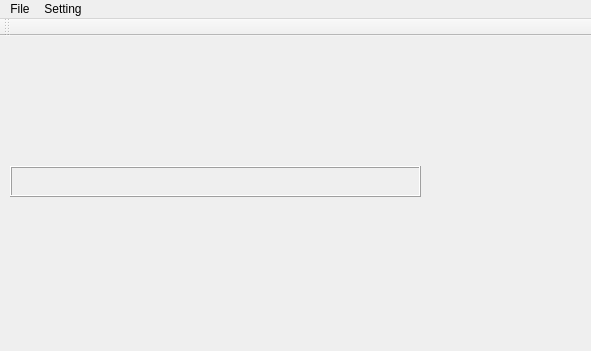
Before: the Qt Designer form QDicomVolumeRender/dicom_volume_render.ui in JiananHe/VTK-Demo, drawn with Qt 5; both pictures show x 0 to 591 and y 0 to 351 of the 1125 by 671 pixel window.
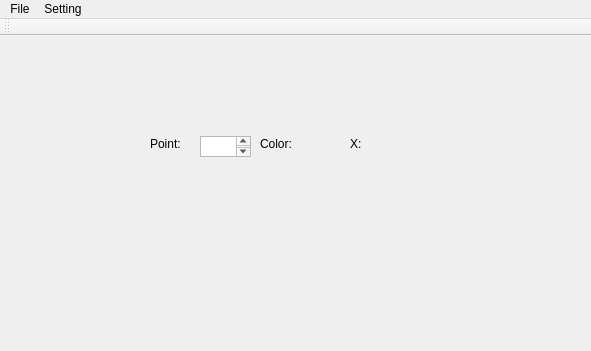
After: the same form once the commit is applied. Custom widgets are drawn as their Qt base class.

Commit message: visualize color tf

What changed in the file:
```diff
--- a/QDicomVolumeRender/dicom_volume_render.ui
+++ b/QDicomVolumeRender/dicom_volume_render.ui
@@ -35,12 +35,12 @@
      <rect>
       <x>10</x>
       <y>130</y>
-      <width>411</width>
-      <height>31</height>
+      <width>421</width>
+      <height>51</height>
      </rect>
     </property>
     <property name="frameShape">
-     <enum>QFrame::Box</enum>
+     <enum>QFrame::NoFrame</enum>
     </property>
     <property name="frameShadow">
      <enum>QFrame::Raised</enum>
@@ -50,9 +50,9 @@
     <property name="geometry">
      <rect>
       <x>10</x>
-      <y>170</y>
+      <y>190</y>
       <width>71</width>
-      <height>16</height>
+      <height>20</height>
      </rect>
     </property>
     <property name="text">
@@ -62,8 +62,90 @@
    <widget class="QLabel" name="max_gray_label">
     <property name="geometry">
      <rect>
-      <x>360</x>
-      <y>170</y>
+      <x>380</x>
+      <y>190</y>
+      <width>61</width>
+      <height>16</height>
+     </rect>
+    </property>
+    <property name="text">
+     <string/>
+    </property>
+   </widget>
+   <widget class="QLabel" name="label">
+    <property name="geometry">
+     <rect>
+      <x>150</x>
+      <y>100</y>
+      <width>51</width>
+      <height>16</height>
+     </rect>
+    </property>
+    <property name="text">
+     <string>Point:</string>
+    </property>
+   </widget>
+   <widget class="QTextEdit" name="color_bpIndex_label">
+    <property name="geometry">
+     <rect>
+      <x>200</x>
+      <y>100</y>
+      <width>51</width>
+      <height>21</height>
+     </rect>
+    </property>
+    <property name="html">
+     <string>&lt;!DOCTYPE HTML PUBLIC &quot;-//W3C//DTD HTML 4.0//EN&quot; &quot;http://www.w3.org/TR/REC-html40/strict.dtd&quot;&gt;
+&lt;html&gt;&lt;head&gt;&lt;meta name=&quot;qrichtext&quot; content=&quot;1&quot; /&gt;&lt;style type=&quot;text/css&quot;&gt;
+p, li { white-space: pre-wrap; }
+&lt;/style&gt;&lt;/head&gt;&lt;body style=&quot; font-family:'SimSun'; font-size:9pt; font-weight:400; font-style:normal;&quot;&gt;
+&lt;p style=&quot;-qt-paragraph-type:empty; margin-top:0px; margin-bottom:0px; margin-left:0px; margin-right:0px; -qt-block-indent:0; text-indent:0px;&quot;&gt;&lt;br /&gt;&lt;/p&gt;&lt;/body&gt;&lt;/html&gt;</string>
+    </property>
+   </widget>
+   <widget class="QLabel" name="color_bpRGB_label">
+    <property name="geometry">
+     <rect>
+      <x>310</x>
+      <y>90</y>
+      <width>31</width>
+      <height>31</height>
+     </rect>
+    </property>
+    <property name="text">
+     <string/>
+    </property>
+   </widget>
+   <widget class="QLabel" name="label_3">
+    <property name="geometry">
+     <rect>
+      <x>260</x>
+      <y>100</y>
+      <width>51</width>
+      <height>16</height>
+     </rect>
+    </property>
+    <property name="text">
+     <string>Color:</string>
+    </property>
+   </widget>
+   <widget class="QLabel" name="label_4">
+    <property name="geometry">
+     <rect>
+      <x>350</x>
+      <y>100</y>
+      <width>21</width>
+      <height>16</height>
+     </rect>
+    </property>
+    <property name="text">
+     <string>X:</string>
+    </property>
+   </widget>
+   <widget class="QLabel" name="color_bpGray_label">
+    <property name="geometry">
+     <rect>
+      <x>370</x>
+      <y>100</y>
       <width>71</width>
       <height>16</height>
      </rect>
```
Left out of the diff: 6 changed lines with no effect on the pictures. The commit also changes 2 other files.
